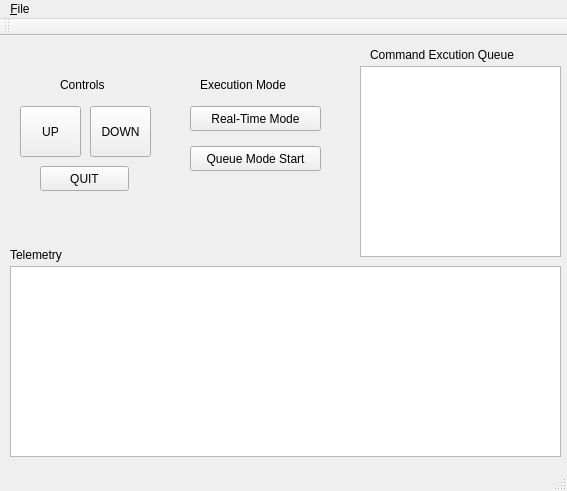
Before: the Qt Designer form sweng452w/GCS/GCS/mainwindow.ui in carte731/sweng452w-fp, drawn with Qt 5.
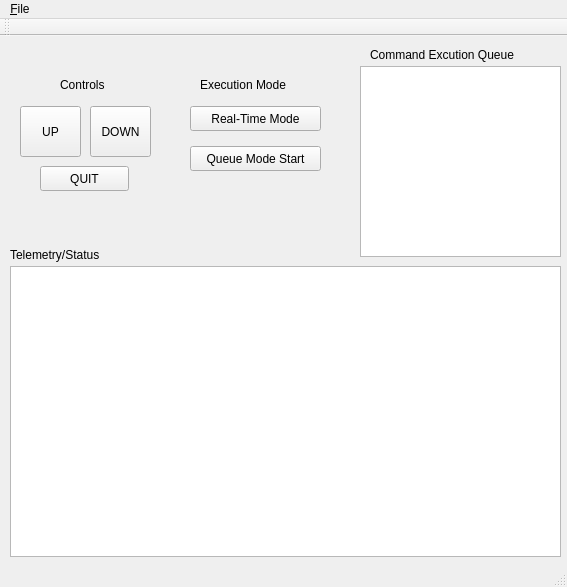
After: the same form once the commit is applied.

Commit message: Added comments for program and small label update on the UI. Next add markup to main README and GCS README.

```diff
--- a/sweng452w/GCS/GCS/mainwindow.ui
+++ b/sweng452w/GCS/GCS/mainwindow.ui
@@ -7,7 +7,7 @@
     <x>0</x>
     <y>0</y>
     <width>567</width>
-    <height>491</height>
+    <height>587</height>
    </rect>
   </property>
   <property name="windowTitle">
@@ -30,7 +30,7 @@
       <x>10</x>
       <y>230</y>
       <width>551</width>
-      <height>191</height>
+      <height>291</height>
      </rect>
     </property>
    </widget>
@@ -52,12 +52,12 @@
      <rect>
       <x>10</x>
       <y>210</y>
-      <width>81</width>
+      <width>121</width>
       <height>17</height>
      </rect>
     </property>
     <property name="text">
-     <string>Telemetry</string>
+     <string>Telemetry/Status</string>
     </property>
    </widget>
    <widget class="QPushButton" name="UpCmdButton">
```
The commit also changes 4 other files.
